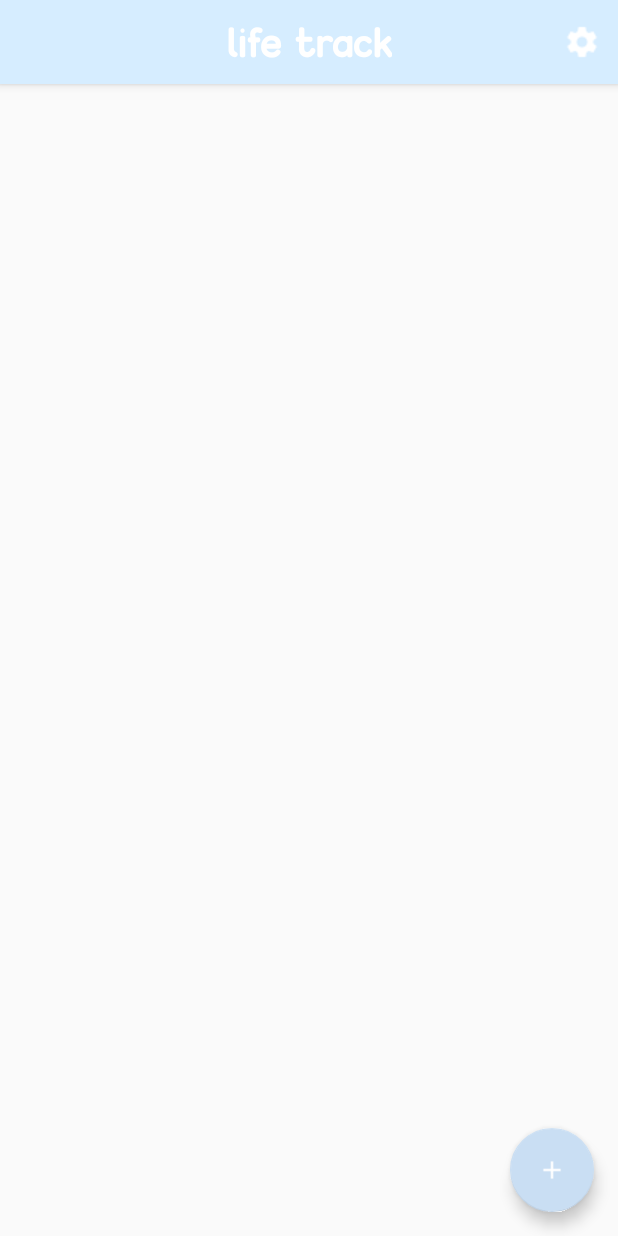
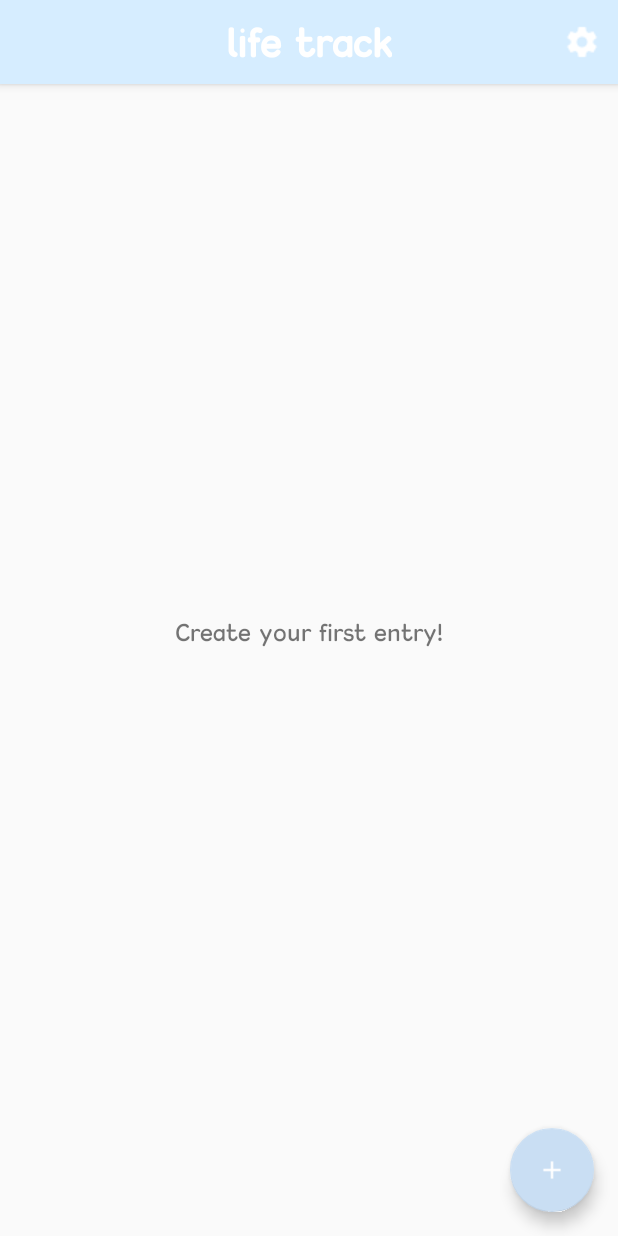
Before and after one commit to olivia-xie/life-track, an Android app: the screen it shows after launch (MainActivity), on a phone screen of 412 x 824 dp. Run offline under Robolectric (Android 15) with nearby library versions, the phone set to English and light mode, and no system bars.

Commit message:
finalize main features

```diff
--- a/app/src/main/java/com/example/newdiary/Activities/EntryDetailActivity.java
+++ b/app/src/main/java/com/example/newdiary/Activities/EntryDetailActivity.java
@@ -3,7 +3,6 @@ package com.example.newdiary.Activities;
 import android.app.AlertDialog;
 import android.app.Dialog;
 import android.content.DialogInterface;
-import android.content.Intent;
 import android.os.Bundle;
 import android.support.v7.app.AppCompatActivity;
 import android.support.v7.widget.Toolbar;
@@ -13,9 +12,7 @@ import android.view.View;
 import android.widget.Button;
 import android.widget.EditText;
 import android.widget.ImageButton;
-import android.widget.Switch;
 import android.widget.TextView;
-import android.widget.Toast;
 
 import com.example.newdiary.Data.DatabaseHandler;
 import com.example.newdiary.Models.Entry;
@@ -50,6 +47,7 @@ public class EntryDetailActivity extends AppCompatActivity {
         detailText.setText(clickedEntry.getText());
         detailDate.setText(clickedEntry.getDate());
 
+        // Back button action
         backButton.setOnClickListener(new View.OnClickListener() {
             @Override
             public void onClick(View v) {
@@ -107,7 +105,7 @@ public class EntryDetailActivity extends AppCompatActivity {
             final Dialog editDialog = editAlertDialogBuilder.create();
             editDialog.show();
 
-            final TextView dateEdit = view.findViewById(R.id.editDateId);
+            final Button dateEdit = view.findViewById(R.id.editDateButtonId);
             final EditText titleEdit = view.findViewById(R.id.editTitleId);
             final EditText entryEdit = view.findViewById(R.id.editEntryId);
             final Button saveEditButton = view.findViewById(R.id.saveEditButtonId);
--- a/app/src/main/java/com/example/newdiary/Activities/MainActivity.java
+++ b/app/src/main/java/com/example/newdiary/Activities/MainActivity.java
@@ -18,6 +18,7 @@ import android.widget.CalendarView;
 import android.widget.CompoundButton;
 import android.widget.EditText;
 import android.widget.Switch;
+import android.widget.TextView;
 import android.widget.Toast;
 
 import com.example.newdiary.Data.DatabaseHandler;
@@ -46,6 +47,7 @@ public class MainActivity extends AppCompatActivity {
     private CalendarView calendarView;
     private String selectedDate;
     private SharedPrefs sharedPrefs;
+    private TextView noEntriesTextView;
 
     @Override
     protected void onCreate(Bundle savedInstanceState) {
@@ -73,6 +75,7 @@ public class MainActivity extends AppCompatActivity {
             }
         });
 
+        noEntriesTextView = findViewById(R.id.noEntriesId);
         recyclerView = findViewById(R.id.recyclerViewId);
         recyclerView.setLayoutManager(new LinearLayoutManager(this));
 
@@ -115,6 +118,13 @@ public class MainActivity extends AppCompatActivity {
         databaseHandler = new DatabaseHandler(getApplicationContext());
 
         ArrayList<Entry> entriesFromDB = databaseHandler.getEntries();
+
+        // Adding message if there are no entries yet
+        if (entriesFromDB.size() == 0) {
+            noEntriesTextView.setVisibility(View.VISIBLE);
+        } else {
+            noEntriesTextView.setVisibility(View.INVISIBLE);
+        }
 
         for (int i = 0; i < entriesFromDB.size(); i++) {
 
--- a/app/src/main/res/layout/content_main.xml
+++ b/app/src/main/res/layout/content_main.xml
@@ -28,4 +28,24 @@
         tools:layout_constraintRight_creator="1"
         tools:layout_constraintTop_creator="1" />
 
+    <TextView
+        android:id="@+id/noEntriesId"
+        android:layout_width="wrap_content"
+        android:layout_height="wrap_content"
+        android:layout_centerInParent="true"
+        android:layout_marginStart="119dp"
+        android:layout_marginTop="307dp"
+        android:layout_marginEnd="119dp"
+        android:layout_marginBottom="345dp"
+        android:fontFamily="@font/kingthings"
+        android:foregroundGravity="center"
+        android:text="@string/create_your_first_entry"
+        android:textSize="15sp"
+        android:visibility="invisible"
+        app:layout_constraintBottom_toBottomOf="parent"
+        app:layout_constraintEnd_toEndOf="parent"
+        app:layout_constraintStart_toStartOf="parent"
+        app:layout_constraintTop_toTopOf="parent" />
+
+
 </android.support.constraint.ConstraintLayout>
--- a/app/src/main/res/layout/content_new_entry.xml
+++ b/app/src/main/res/layout/content_new_entry.xml
@@ -14,7 +14,7 @@
         android:layout_height="wrap_content"
         android:fontFamily="@font/kingthings"
         android:padding="18dp"
-        android:textSize="19sp"/>
+        android:textSize="18sp"/>
 
     <EditText
         android:id="@+id/titleEditTextId"
--- a/app/src/main/res/values/strings.xml
+++ b/app/src/main/res/values/strings.xml
@@ -14,4 +14,5 @@
     <string name="confirm_pin">Confirm PIN</string>
     <string name="pin">PIN</string>
     <string name="save">Save</string>
+    <string name="create_your_first_entry">Create your first entry!</string>
 </resources>
```
Also changed, not shown: app/src/main/res/layout/edit_dialog_view.xml (+5 -3 lines), 1 other file.
